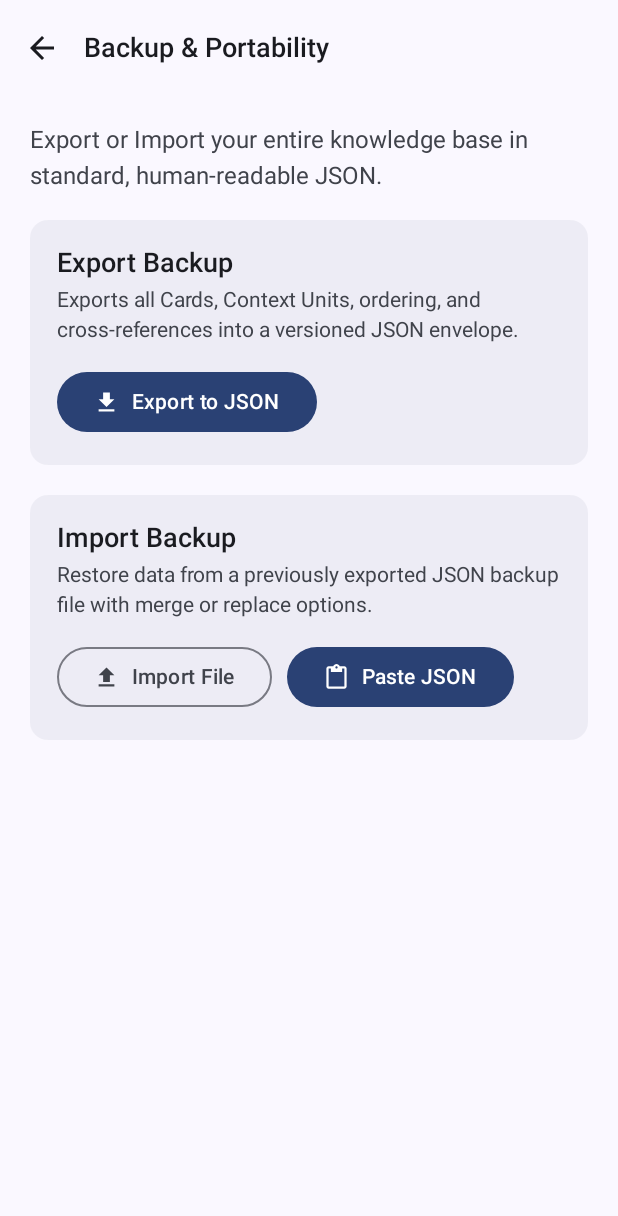
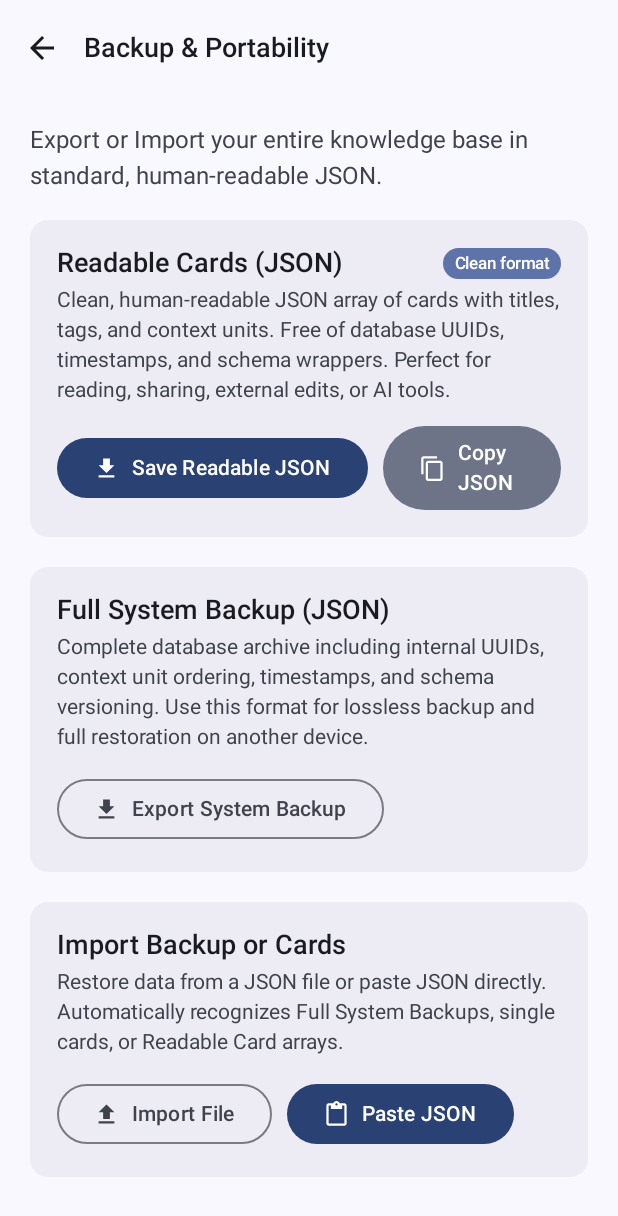
Before and after one commit to kb-p-bk/linkview, an Android app built with Jetpack Compose: the BackupScreen screen opened through its navigation route, on a phone screen of 412 x 824 dp. Shown: the top 1216 px of the screen. Run offline under Robolectric (Android 15) with nearby library versions, the phone set to English and light mode, and no system bars; our stand-ins replace Dagger/Hilt's generated code, Room's generated code.

Commit message:
Add human-readable JSON export, markdown bullet lists, and SQLite docs

```diff
--- a/data/backup/build.gradle.kts
+++ b/data/backup/build.gradle.kts
@@ -37,4 +37,6 @@ dependencies {
 
     implementation(libs.hilt.android)
     ksp(libs.hilt.compiler)
+
+    testImplementation(libs.junit5)
 }
--- a/data/backup/src/main/java/com/linkview/data/backup/JsonBackupSerializer.kt
+++ b/data/backup/src/main/java/com/linkview/data/backup/JsonBackupSerializer.kt
@@ -2,6 +2,7 @@ package com.linkview.data.backup
 
 import com.linkview.core.model.BackupCard
 import com.linkview.core.model.BackupEnvelope
+import com.linkview.core.model.ReadableCard
 import kotlinx.serialization.builtins.ListSerializer
 import kotlinx.serialization.json.Json
 import kotlinx.serialization.json.JsonArray
@@ -21,6 +22,10 @@ class JsonBackupSerializer @Inject constructor() {
 
     fun encodeToString(envelope: BackupEnvelope): String {
         return json.encodeToString(BackupEnvelope.serializer(), envelope)
+    }
+
+    fun encodeReadableCardsToString(cards: List<ReadableCard>): String {
+        return json.encodeToString(ListSerializer(ReadableCard.serializer()), cards)
     }
 
     fun decodeFromString(jsonString: String): BackupEnvelope {
--- a/domain/src/main/java/com/linkview/domain/repository/BackupRepository.kt
+++ b/domain/src/main/java/com/linkview/domain/repository/BackupRepository.kt
@@ -6,5 +6,6 @@ import com.linkview.core.model.ImportSummary
 
 interface BackupRepository {
     suspend fun exportJson(): Result<String>
+    suspend fun exportHumanReadableJson(): Result<String>
     suspend fun importJson(jsonContent: String, mode: ImportMode): Result<ImportSummary>
 }
--- a/domain/src/main/java/com/linkview/domain/usecase/ExportCardsUseCase.kt
+++ b/domain/src/main/java/com/linkview/domain/usecase/ExportCardsUseCase.kt
@@ -7,4 +7,5 @@ class ExportCardsUseCase(
     private val backupRepository: BackupRepository
 ) {
     suspend operator fun invoke(): Result<String> = backupRepository.exportJson()
+    suspend fun exportHumanReadable(): Result<String> = backupRepository.exportHumanReadableJson()
 }
--- a/feature/backup/src/main/java/com/linkview/feature/backup/BackupScreen.kt
+++ b/feature/backup/src/main/java/com/linkview/feature/backup/BackupScreen.kt
@@ -20,10 +20,10 @@ import androidx.compose.foundation.verticalScroll
 import androidx.compose.material.icons.Icons
 import androidx.compose.material.icons.automirrored.filled.ArrowBack
 import androidx.compose.material.icons.filled.CheckCircle
+import androidx.compose.material.icons.filled.ContentCopy
+import androidx.compose.material.icons.filled.ContentPaste
 import androidx.compose.material.icons.filled.FileDownload
 import androidx.compose.material.icons.filled.FileUpload
-import androidx.compose.material.icons.filled.ContentPaste
-import androidx.compose.material3.OutlinedTextField
 import androidx.compose.material.icons.filled.Warning
 import androidx.compose.material3.AlertDialog
 import androidx.compose.material3.Button
@@ -31,10 +31,12 @@ import androidx.compose.material3.Card
 import androidx.compose.material3.CardDefaults
 import androidx.compose.material3.CircularProgressIndicator
 import androidx.compose.material3.ExperimentalMaterial3Api
+import androidx.compose.material3.FilledTonalButton
 import androidx.compose.material3.Icon
 import androidx.compose.material3.IconButton
 import androidx.compose.material3.MaterialTheme
 import androidx.compose.material3.OutlinedButton
+import androidx.compose.material3.OutlinedTextField
 import androidx.compose.material3.Scaffold
 import androidx.compose.material3.Surface
 import androidx.compose.material3.Text
@@ -47,7 +49,9 @@ import androidx.compose.runtime.remember
 import androidx.compose.runtime.setValue
 import androidx.compose.ui.Alignment
 import androidx.compose.ui.Modifier
+import androidx.compose.ui.platform.LocalClipboardManager
 import androidx.compose.ui.platform.LocalContext
+import androidx.compose.ui.text.AnnotatedString
 import androidx.compose.ui.text.font.FontWeight
 import androidx.compose.ui.unit.dp
 import androidx.hilt.navigation.compose.hiltViewModel
@@ -68,8 +72,10 @@ fun BackupScreen(
 ) {
     val uiState by viewModel.uiState.collectAsStateWithLifecycle()
     val context = LocalContext.current
+    val clipboardManager = LocalClipboardManager.current
 
     var pendingExportJson by remember { mutableStateOf<String?>(null) }
+    var pendingExportSuccessMsg by remember { mutableStateOf("Backup successfully exported!") }
     var showPasteDialog by remember { mutableStateOf(false) }
     var pastedJsonText by remember { mutableStateOf("") }
 
@@ -82,7 +88,7 @@ fun BackupScreen(
                 context.contentResolver.openOutputStream(uri)?.use { outputStream ->
                     outputStream.write(pendingExportJson!!.toByteArray(Charsets.UTF_8))
                 }
-                viewModel.onExportSavedSuccess()
+                viewModel.onExportSavedSuccess(pendingExportSuccessMsg)
             } catch (e: Exception) {
                 // Handled gracefully
             } finally {
@@ -189,30 +195,108 @@ fun BackupScreen(
                 }
             }
 
-            // Export Card
+            // Human-Readable Export Card
+            Card(
+                modifier = Modifier.fillMaxWidth(),
+                colors = CardDefaults.cardColors(containerColor = MaterialTheme.colorScheme.surfaceVariant.copy(alpha = 0.5f))
+            ) {
+                Column(modifier = Modifier.padding(18.dp)) {
+                    Row(
+                        modifier = Modifier.fillMaxWidth(),
+                        horizontalArrangement = Arrangement.SpaceBetween,
+                        verticalAlignment = Alignment.CenterVertically
+                    ) {
+                        Text(
+                            text = "Readable Cards (JSON)",
+                            style = MaterialTheme.typography.titleLarge,
+                            fontWeight = FontWeight.SemiBold
+                        )
+                        Surface(
+                            shape = RoundedCornerShape(12.dp),
+                            color = MaterialTheme.colorScheme.primaryContainer
+                        ) {
+                            Text(
+                                text = "Clean format",
+                                style = MaterialTheme.typography.labelSmall,
+                                color = MaterialTheme.colorScheme.onPrimaryContainer,
+                                modifier = Modifier.padding(horizontal = 8.dp, vertical = 4.dp)
+                            )
+                        }
+                    }
+                    Spacer(modifier = Modifier.height(6.dp))
+                    Text(
+                        text = "Clean, human-readable JSON array of cards with titles, tags, and context units. Free of database UUIDs, timestamps, and schema wrappers. Perfect for reading, sharing, external edits, or AI tools.",
+                        style = MaterialTheme.typography.bodyMedium,
+                        color = MaterialTheme.colorScheme.onSurfaceVariant
+                    )
+                    Spacer(modifier = Modifier.height(16.dp))
+                    Row(
+                        horizontalArrangement = Arrangement.spacedBy(10.dp),
+                        verticalAlignment = Alignment.CenterVertically
+                    ) {
+                        Button(
+                            onClick = {
+                                viewModel.exportHumanReadable { jsonString ->
+                                    pendingExportJson = jsonString
+                                    pendingExportSuccessMsg = "Readable cards successfully saved!"
+                                    val dateStr = SimpleDateFormat("yyyy-MM-dd", Locale.US).format(Date())
+                                    exportFileLauncher.launch("linkview-cards-readable-$dateStr.json")
+                                }
+                            },
+                            enabled = !uiState.isExporting && !uiState.isImporting
+                        ) {
+                            if (uiState.isExporting) {
+                                CircularProgressIndicator(modifier = Modifier.size(18.dp), strokeWidth = 2.dp)
+                                Spacer(modifier = Modifier.width(8.dp))
+                            } else {
+                                Icon(Icons.Default.FileDownload, contentDescription = null, modifier = Modifier.size(18.dp))
+                                Spacer(modifier = Modifier.width(8.dp))
+                            }
+                            Text("Save Readable JSON")
+                        }
+
+                        FilledTonalButton(
+                            onClick = {
+                                viewModel.exportHumanReadable { jsonString ->
+                                    clipboardManager.setText(AnnotatedString(jsonString))
+                                    viewModel.onExportSavedSuccess("Readable cards JSON copied to clipboard!")
+                                }
+                            },
+                            enabled = !uiState.isExporting && !uiState.isImporting
+                        ) {
+                            Icon(Icons.Default.ContentCopy, contentDescription = null, modifier = Modifier.size(18.dp))
+                            Spacer(modifier = Modifier.width(8.dp))
+                            Text("Copy JSON")
+                        }
+                    }
+                }
+            }
+
+            // Full System Backup Card
             Card(
                 modifier = Modifier.fillMaxWidth(),
                 colors = CardDefaults.cardColors(containerColor = MaterialTheme.colorScheme.surfaceVariant.copy(alpha = 0.5f))
             ) {
                 Column(modifier = Modifier.padding(18.dp)) {
                     Text(
-                        text = "Export Backup",
+                        text = "Full System Backup (JSON)",
                         style = MaterialTheme.typography.titleLarge,
                         fontWeight = FontWeight.SemiBold
                     )
                     Spacer(modifier = Modifier.height(6.dp))
                     Text(
-                        text = "Exports all Cards, Context Units, ordering, and cross-references into a versioned JSON envelope.",
+                        text = "Complete database archive including internal UUIDs, context unit ordering, timestamps, and schema versioning. Use this format for lossless backup and full restoration on another device.",
                         style = MaterialTheme.typography.bodyMedium,
                         color = MaterialTheme.colorScheme.onSurfaceVariant
                     )
                     Spacer(modifier = Modifier.height(16.dp))
-                    Button(
+                    OutlinedButton(
                         onClick = {
-                            viewModel.exportData { jsonString ->
+                            viewModel.exportFullBackup { jsonString ->
                                 pendingExportJson = jsonString
+                                pendingExportSuccessMsg = "Full system backup successfully saved!"
                                 val dateStr = SimpleDateFormat("yyyy-MM-dd", Locale.US).format(Date())
-                                exportFileLauncher.launch("linkview-backup-$dateStr.json")
+                                exportFileLauncher.launch("linkview-full-backup-$dateStr.json")
                             }
                         },
                         enabled = !uiState.isExporting && !uiState.isImporting
@@ -224,7 +308,7 @@ fun BackupScreen(
                             Icon(Icons.Default.FileDownload, contentDescription = null, modifier = Modifier.size(18.dp))
                             Spacer(modifier = Modifier.width(8.dp))
                         }
-                        Text("Export to JSON")
+                        Text("Export System Backup")
                     }
                 }
             }
@@ -236,13 +320,13 @@ fun BackupScreen(
             ) {
                 Column(modifier = Modifier.padding(18.dp)) {
                     Text(
-                        text = "Import Backup",
+                        text = "Import Backup or Cards",
                         style = MaterialTheme.typography.titleLarge,
                         fontWeight = FontWeight.SemiBold
                     )
                     Spacer(modifier = Modifier.height(6.dp))
                     Text(
-                        text = "Restore data from a previously exported JSON backup file with merge or replace options.",
+                        text = "Restore data from a JSON file or paste JSON directly. Automatically recognizes Full System Backups, single cards, or Readable Card arrays.",
                         style = MaterialTheme.typography.bodyMedium,
                         color = MaterialTheme.colorScheme.onSurfaceVariant
                     )
```
Also changed, not shown: core/model/src/main/java/com/linkview/core/model/BackupEnvelope.kt (+7 -0 lines), core/ui/src/main/java/com/linkview/core/ui/components/MarkdownUtils.kt (+26 -4 lines), data/backup/src/main/java/com/linkview/data/backup/BackupRepositoryImpl.kt (+16 -0 lines), feature/backup/src/main/java/com/linkview/feature/backup/BackupViewModel.kt (+27 -4 lines), 3 other files.
